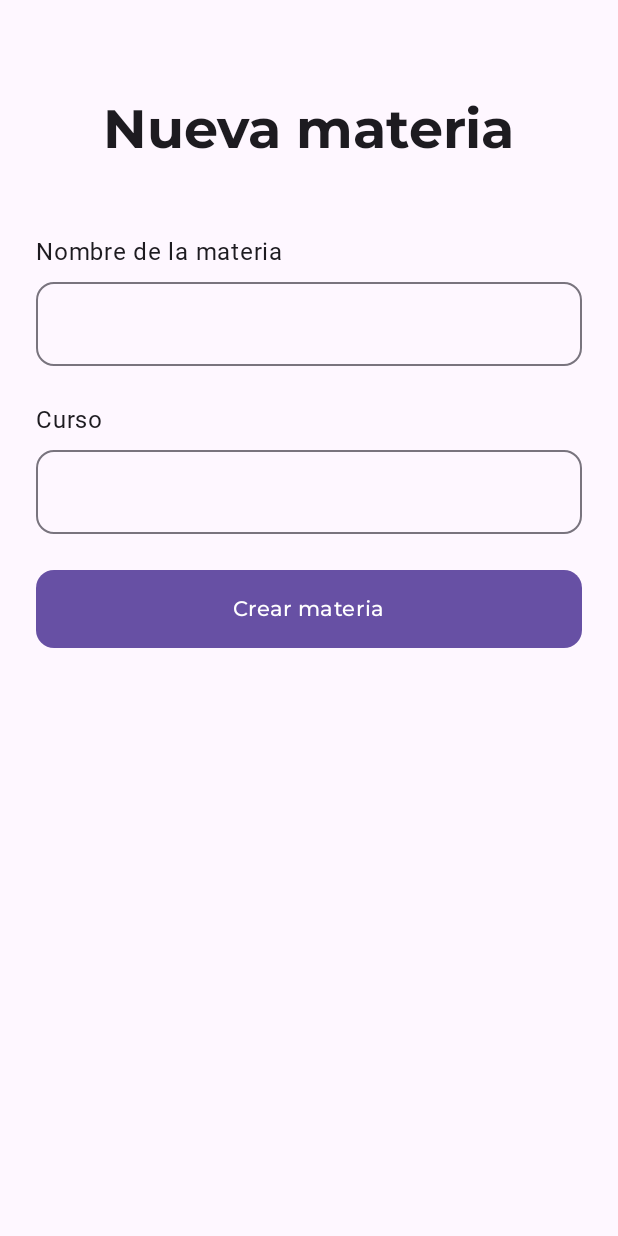
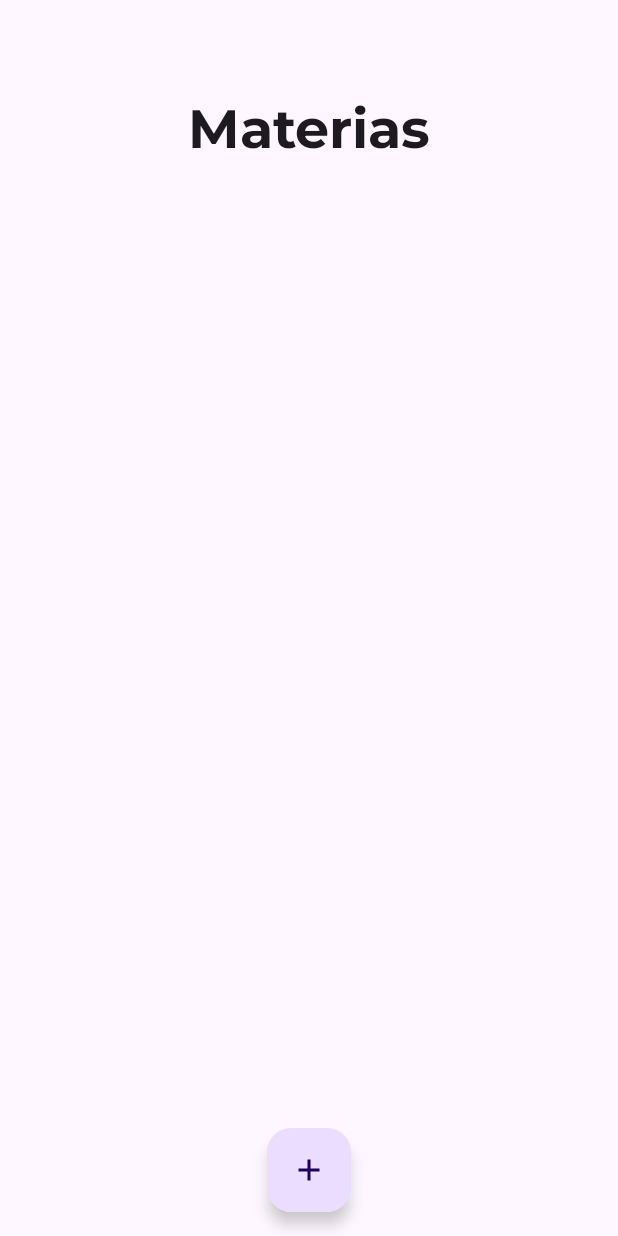
Before and after one commit to lgaieta/classmanager, an Android app built with Jetpack Compose: the screen it shows after launch (MainActivity), after a tap on "Crear cuenta", on a phone screen of 412 x 824 dp. Run offline under Robolectric (Android 15) with nearby library versions, the phone set to English and light mode, and no system bars; our stand-ins replace Room's generated code; Roboto replaces fonts that are not available here.

Commit message:
Added SubjectsList with loading from database

```diff
--- a/app/src/main/java/com/lgaieta/classmanager/ClassManagerApplication.kt
+++ b/app/src/main/java/com/lgaieta/classmanager/ClassManagerApplication.kt
@@ -1,16 +1,16 @@
 package com.lgaieta.classmanager
 
 import android.app.Application
-import com.lgaieta.classmanager.subjects.ui.new.DefaultNewSubjectContainer
-import com.lgaieta.classmanager.subjects.ui.new.NewSubjectContainer
+import com.lgaieta.classmanager.subjects.ui.DefaultSubjectModelsContainer
+import com.lgaieta.classmanager.subjects.ui.SubjectModelsContainer
 
 class ClassManagerApplication : Application() {
     companion object {
-        lateinit var newSubjectContainer: NewSubjectContainer
+        lateinit var subjectModelsContainer: SubjectModelsContainer
     }
 
     override fun onCreate() {
         super.onCreate()
-        newSubjectContainer = DefaultNewSubjectContainer(this)
+        subjectModelsContainer = DefaultSubjectModelsContainer(this)
     }
 }
--- a/app/src/main/java/com/lgaieta/classmanager/MainActivity.kt
+++ b/app/src/main/java/com/lgaieta/classmanager/MainActivity.kt
@@ -17,9 +17,7 @@ class MainActivity : ComponentActivity() {
         enableEdgeToEdge()
         setContent {
             ClassManagerTheme {
-                Scaffold(modifier = Modifier.fillMaxSize()) { innerPadding ->
-                    ClassManagerApp(modifier = Modifier.padding(innerPadding))
-                }
+                ClassManagerApp()
             }
         }
     }
--- /dev/null
+++ b/app/src/main/java/com/lgaieta/classmanager/subjects/ui/SubjectModelsContainer.kt
@@ -0,0 +1,17 @@
+package com.lgaieta.classmanager.subjects.ui
+import OfflineRoomSubjectRepository
+import android.content.Context
+import com.lgaieta.classmanager.subjects.models.SubjectRepository
+import com.lgaieta.classmanager.subjects.services.OfflineRoomDatabase
+
+interface SubjectModelsContainer {
+    val offlineSubjectRepository: SubjectRepository
+}
+
+class DefaultSubjectModelsContainer(private val context: Context) : SubjectModelsContainer {
+    override val offlineSubjectRepository: SubjectRepository by lazy {
+        OfflineRoomSubjectRepository(
+            OfflineRoomDatabase.getDatabase(context).subjectDao()
+        )
+    }
+}
--- a/app/src/main/java/com/lgaieta/classmanager/subjects/ui/delete/DeleteSubject.kt
+++ b/app/src/main/java/com/lgaieta/classmanager/subjects/ui/delete/DeleteSubject.kt
@@ -1,3 +1,4 @@
+/*
 package com.lgaieta.classmanager.subjects.ui.delete
 
 import androidx.compose.foundation.layout.*
@@ -15,7 +16,6 @@ import com.lgaieta.classmanager.ui.theme.HorizontalPagePadding
 
 import androidx.compose.ui.unit.sp
 import androidx.compose.ui.graphics.Color.Companion.Black
-import com.lgaieta.classmanager.subjects.ui.list.Subject
 
 
 @Composable
@@ -78,3 +78,4 @@ fun PreviewDeleteSubjectComponent() {
         )
     )
 }
+*/
--- /dev/null
+++ b/app/src/main/java/com/lgaieta/classmanager/subjects/ui/list/SubjectsListScreen.kt
@@ -0,0 +1,89 @@
+package com.lgaieta.classmanager.subjects.ui.list
+
+import androidx.compose.foundation.background
+import androidx.compose.foundation.layout.*
+import androidx.compose.foundation.lazy.LazyColumn
+import androidx.compose.runtime.*
+import androidx.compose.ui.Modifier
+import androidx.compose.runtime.Composable
+import androidx.compose.runtime.getValue
+import androidx.compose.ui.unit.dp
+import androidx.compose.foundation.layout.Spacer
+import androidx.compose.foundation.layout.fillMaxSize
+import androidx.compose.foundation.layout.height
+import androidx.compose.foundation.lazy.items
+import androidx.compose.material.icons.Icons
+import androidx.compose.material.icons.filled.Add
+import androidx.compose.material3.FabPosition
+import androidx.compose.material3.FloatingActionButton
+import androidx.compose.material3.Icon
+import androidx.compose.material3.IconButton
+import androidx.compose.material3.MaterialTheme
+import androidx.compose.material3.Scaffold
+import androidx.compose.material3.Text
+import androidx.compose.ui.Alignment
+import androidx.compose.ui.res.stringResource
+import androidx.compose.ui.text.font.FontWeight
+import com.lgaieta.classmanager.R
+import androidx.compose.ui.graphics.Color
+import com.lgaieta.classmanager.ui.theme.HorizontalPagePadding
+import com.lgaieta.classmanager.ui.theme.TopPagePadding
+
+@Composable
+fun SubjectsListScreen(
+    modifier: Modifier = Modifier,
+    subjectsListViewModel: SubjectsListViewModel,
+    onNewSubjectClick: () -> Unit = {}
+) {
+    val listState by subjectsListViewModel.subjectListState.collectAsState()
+    Scaffold(
+        floatingActionButton = {
+            NewSubjectButton(
+                onClick = onNewSubjectClick,
+                modifier = Modifier.fillMaxSize()
+            )
+        },
+        floatingActionButtonPosition = FabPosition.Center
+    )
+    { innerPadding ->
+        Column(
+            modifier = modifier.padding(
+                horizontal = HorizontalPagePadding,
+                vertical = TopPagePadding + innerPadding.calculateTopPadding()
+            )
+        ) {
+            SubjectHeader()
+            Spacer(modifier = Modifier.height(48.dp))
+            LazyColumn(
+                modifier = Modifier
+                    .fillMaxSize()
+            ) {
+                items(listState.subjects) { subject ->
+                    SubjectItem(subject)
+                }
+            }
+            Spacer(modifier = Modifier.height(48.dp))
+        }
+    }
+}
+
+@Composable
+fun SubjectHeader() {
+    Column(
+        modifier = Modifier
+            .fillMaxWidth(),
+        horizontalAlignment = Alignment.CenterHorizontally
+    ) {
+        Text(
+            text = stringResource(R.string.subjects_list_title),
+            style = MaterialTheme.typography.displaySmall.copy(fontWeight = FontWeight.Bold)
+        )
+    }
+}
+
+@Composable
+fun NewSubjectButton(onClick: () -> Unit, modifier: Modifier = Modifier) {
+    FloatingActionButton(onClick = onClick) {
+        Icon(Icons.Filled.Add, stringResource(R.string.new_subject_fab_description))
+    }
+}
--- /dev/null
+++ b/app/src/main/java/com/lgaieta/classmanager/subjects/ui/list/SubjectsListViewModel.kt
@@ -0,0 +1,24 @@
+package com.lgaieta.classmanager.subjects.ui.list
+
+import androidx.lifecycle.ViewModel
+import androidx.lifecycle.viewModelScope
+import com.lgaieta.classmanager.subjects.models.Subject
+import com.lgaieta.classmanager.subjects.models.SubjectRepository
+import kotlinx.coroutines.flow.SharingStarted
+import kotlinx.coroutines.flow.StateFlow
+import kotlinx.coroutines.flow.map
+import kotlinx.coroutines.flow.stateIn
+
+class SubjectsListViewModel(offlineSubjectRepository: SubjectRepository) : ViewModel() {
+    val subjectListState: StateFlow<SubjectListState> =
+        offlineSubjectRepository.getAllSubjectsStream().map { SubjectListState(subjects = it) }
+            .stateIn(
+                scope = viewModelScope,
+                started = SharingStarted.WhileSubscribed(5000),
+                initialValue = SubjectListState()
+            )
+}
+
+data class SubjectListState(
+    val subjects: List<Subject> = emptyList()
+)
--- a/app/src/main/java/com/lgaieta/classmanager/subjects/ui/new/NewSubjectScreen.kt
+++ b/app/src/main/java/com/lgaieta/classmanager/subjects/ui/new/NewSubjectScreen.kt
@@ -6,6 +6,7 @@ import androidx.compose.foundation.layout.fillMaxWidth
 import androidx.compose.foundation.layout.height
 import androidx.compose.foundation.layout.padding
 import androidx.compose.material3.MaterialTheme
+import androidx.compose.material3.Scaffold
 import androidx.compose.material3.Text
 import androidx.compose.runtime.Composable
 import androidx.compose.runtime.collectAsState
@@ -25,17 +26,18 @@ import kotlinx.coroutines.launch
 fun NewSubjectScreen(
     modifier: Modifier = Modifier,
     newSubjectViewModel: NewSubjectViewModel,
-    onCreate: () -> Unit = {}
+    afterCreate: () -> Unit = {}
 ) {
     val uiState by newSubjectViewModel.uiState.collectAsState()
     val coroutineScope = rememberCoroutineScope()
 
+    Scaffold {innerPadding ->
         Column(
             modifier = modifier
                 .padding(
                     start = HorizontalPagePadding,
                     end = HorizontalPagePadding,
-                top = TopPagePadding
+                    top = TopPagePadding + innerPadding.calculateTopPadding(),
                 )
                 .fillMaxWidth()
         ) {
@@ -50,9 +52,10 @@ fun NewSubjectScreen(
                     coroutineScope.launch {
                         newSubjectViewModel.saveSubject()
                     }
-                onCreate()
+                    afterCreate()
                 }
             )
+        }
     }
 }
 
--- a/app/src/main/java/com/lgaieta/classmanager/ui/ClassManagerNavHost.kt
+++ b/app/src/main/java/com/lgaieta/classmanager/ui/ClassManagerNavHost.kt
@@ -8,12 +8,14 @@ import androidx.navigation.compose.NavHost
 import androidx.navigation.compose.composable
 import com.lgaieta.classmanager.ClassManagerApplication
 import com.lgaieta.classmanager.register.ui.RegisterScreen
+import com.lgaieta.classmanager.subjects.ui.list.SubjectsListScreen
+import com.lgaieta.classmanager.subjects.ui.list.SubjectsListViewModel
 import com.lgaieta.classmanager.subjects.ui.new.NewSubjectScreen
 import com.lgaieta.classmanager.subjects.ui.new.NewSubjectViewModel
 
 enum class ClassManagerScreen {
     SubjectsList,
-    CreateSubject,
+    NewSubject,
     Login,
     Register,
     Home,
@@ -29,18 +31,35 @@ fun ClassManagerNavHost(navController: NavHostController, modifier: Modifier = M
             RegisterScreen(
                 modifier = modifier,
                 onRegister = {
-                    navController.navigate(ClassManagerScreen.CreateSubject.name)
+                    navController.navigate(ClassManagerScreen.SubjectsList.name)
                 }
             )
         }
-        composable(route = ClassManagerScreen.CreateSubject.name) {
+        composable(route = ClassManagerScreen.SubjectsList.name) {
+            val subjectsListViewModel =
+                viewModel<SubjectsListViewModel>(factory = viewModelFactory {
+                    SubjectsListViewModel(
+                        offlineSubjectRepository = ClassManagerApplication.subjectModelsContainer.offlineSubjectRepository
+                    )
+                })
+            SubjectsListScreen(
+                modifier = modifier,
+                subjectsListViewModel = subjectsListViewModel,
+                onNewSubjectClick = { navController.navigate(ClassManagerScreen.NewSubject.name) }
+            )
+        }
+        composable(route = ClassManagerScreen.NewSubject.name) {
             val newSubjectViewModel =
                 viewModel<NewSubjectViewModel>(factory = viewModelFactory {
                     NewSubjectViewModel(
-                        ClassManagerApplication.newSubjectContainer.offlineSubjectRepository
+                        offlineSubjectRepository = ClassManagerApplication.subjectModelsContainer.offlineSubjectRepository
                     )
                 })
-            NewSubjectScreen(modifier = modifier, newSubjectViewModel = newSubjectViewModel)
+            NewSubjectScreen(
+                modifier = modifier,
+                newSubjectViewModel = newSubjectViewModel,
+                afterCreate = { navController.navigate(ClassManagerScreen.SubjectsList.name) }
+            )
         }
     }
 }
--- a/app/src/main/res/values/strings.xml
+++ b/app/src/main/res/values/strings.xml
@@ -22,4 +22,6 @@
     <string name="tasks_label">Tareas y exámenes</string>
     <string name="subject_name_label">Nombre de la materia</string>
     <string name="course_label">Curso</string>
+    <string name="subjects_list_title">Materias</string>
+    <string name="new_subject_fab_description">Nueva materia</string>
 </resources>
```
Also changed, not shown: app/src/main/java/com/lgaieta/classmanager/subjects/ui/list/SubjectItem.kt (+20 -43 lines), app/src/main/java/com/lgaieta/classmanager/subjects/ui/list/SubjectViewModel.kt (deleted, +0 -24 lines), app/src/main/java/com/lgaieta/classmanager/subjects/ui/list/SubjectsScreen.kt (deleted, +0 -95 lines), app/src/main/java/com/lgaieta/classmanager/subjects/ui/new/NewSubjectTime.kt (+3 -5 lines). Lines whose indentation alone changed are shown as unchanged.
